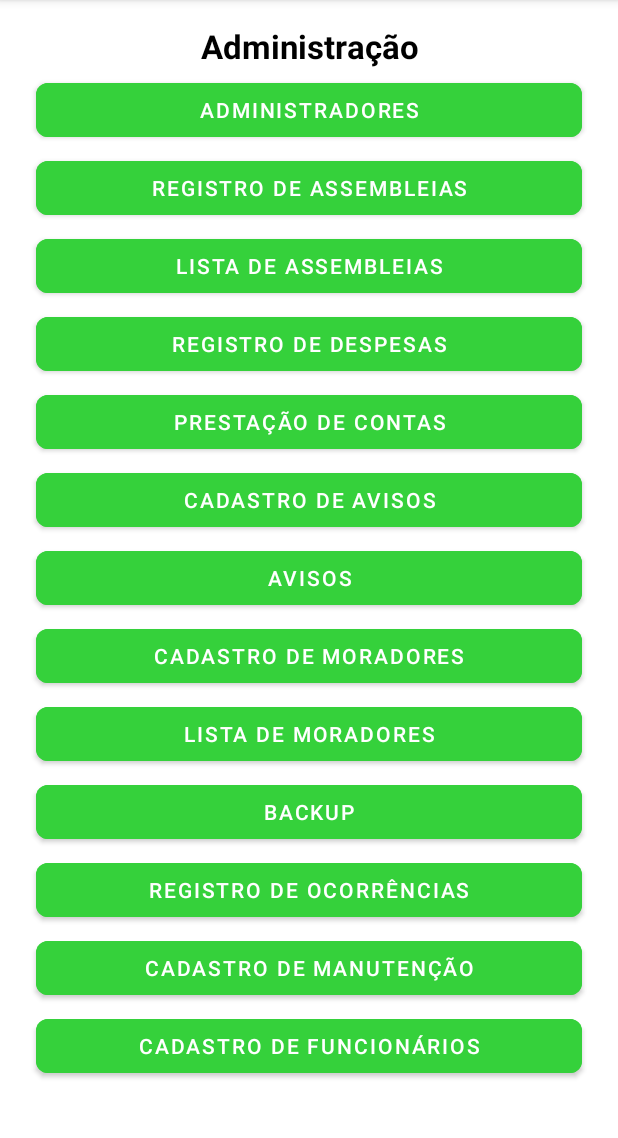
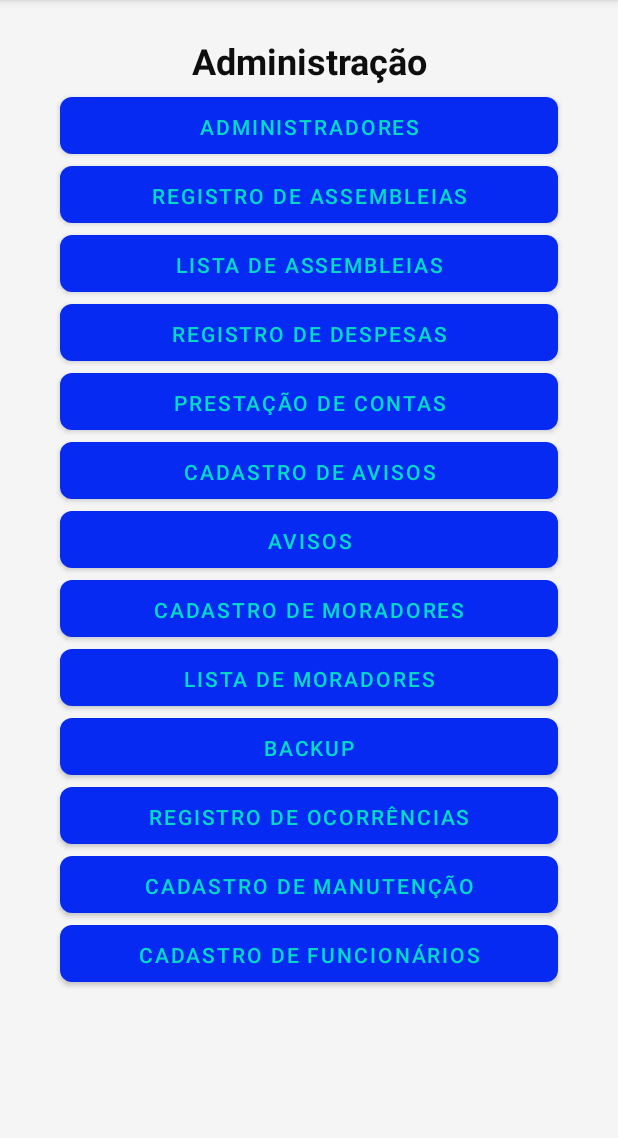
Before and after one commit to Claudecir44/DomusApp, an Android app: the DashBoardActivity screen opened directly, with no data from a screen before it, on a phone screen of 412 x 824 dp, the part 84-1222 px from its top. Run offline under Robolectric (Android 15) with nearby library versions, the phone set to English and light mode, and no system bars; 1 statement that could not run was skipped.

Commit message:
Alteraçoes

```diff
--- a/app/src/main/AndroidManifest.xml
+++ b/app/src/main/AndroidManifest.xml
@@ -121,10 +121,10 @@
             android:exported="false"
             tools:ignore="ExportedService" />
 
-        <!-- Provider para anexos via FileProvider -->
+        <!-- Provider para anexos via FileProvider - CORRIGIDO -->
         <provider
             android:name="androidx.core.content.FileProvider"
-            android:authorities="${applicationId}.fileprovider"
+            android:authorities="${applicationId}.provider"
             android:exported="false"
             android:grantUriPermissions="true">
             <meta-data
--- /dev/null
+++ b/app/src/main/res/drawable/button_background.xml
@@ -0,0 +1,10 @@
+<?xml version="1.0" encoding="utf-8"?>
+<shape xmlns:android="http://schemas.android.com/apk/res/android">
+    <solid android:color="#208ADF" />
+    <corners android:radius="8dp" />
+    <padding
+        android:left="16dp"
+        android:top="8dp"
+        android:right="16dp"
+        android:bottom="8dp" />
+</shape>
--- a/app/src/main/res/layout/activity_dash_board.xml
+++ b/app/src/main/res/layout/activity_dash_board.xml
@@ -5,12 +5,14 @@
     xmlns:tools="http://schemas.android.com/tools"
     android:layout_width="match_parent"
     android:layout_height="match_parent"
-    android:fillViewport="true">
+    android:fillViewport="true"
+    android:background="#F5F5F5">
 
     <androidx.constraintlayout.widget.ConstraintLayout
         android:id="@+id/main"
         android:layout_width="match_parent"
         android:layout_height="wrap_content"
+        android:background="#F5F5F5"
         tools:context=".DashBoardActivity">
 
         <!-- Título centralizado -->
@@ -19,210 +21,237 @@
             android:layout_width="0dp"
             android:layout_height="wrap_content"
             android:text="Administração"
-            android:textSize="22sp"
+            android:textSize="24sp"
             android:textStyle="bold"
-            android:textColor="@android:color/black"
+            android:textColor="#0E0E0E"
             android:gravity="center"
             app:layout_constraintTop_toTopOf="parent"
             app:layout_constraintStart_toStartOf="parent"
             app:layout_constraintEnd_toEndOf="parent"
-            android:layout_marginTop="16dp"
-            android:layout_marginBottom="4dp"/>
+            android:layout_marginTop="24dp"
+            android:layout_marginBottom="16dp"/>
 
         <!-- Botão Administradores -->
         <Button
             android:id="@+id/buttonAdministradores"
             android:layout_width="0dp"
-            android:layout_height="48dp"
-            android:backgroundTint="@color/botaoCameras"
+            android:layout_height="38dp"
+            android:background="@drawable/button_background"
             android:text="Administradores"
             android:textSize="14sp"
+            android:textColor="@color/teal_200"
+            android:textStyle="normal"
             app:layout_constraintTop_toBottomOf="@id/textTitulo"
             app:layout_constraintStart_toStartOf="parent"
             app:layout_constraintEnd_toEndOf="parent"
-            android:layout_marginStart="24dp"
-            android:layout_marginEnd="24dp"
-            android:layout_marginTop="4dp"/>
+            android:layout_marginStart="40dp"
+            android:layout_marginEnd="40dp"
+            android:layout_marginTop="8dp"/>
 
         <!-- Registro de Assembleias -->
         <Button
             android:id="@+id/buttonAssembleias"
             android:layout_width="0dp"
-            android:layout_height="48dp"
-            android:backgroundTint="@color/botaoCameras"
+            android:layout_height="38dp"
+            android:background="@drawable/button_background"
             android:text="Registro de Assembleias"
             android:textSize="14sp"
+            android:textColor="@color/teal_200"
+            android:textStyle="normal"
             app:layout_constraintTop_toBottomOf="@id/buttonAdministradores"
             app:layout_constraintStart_toStartOf="parent"
             app:layout_constraintEnd_toEndOf="parent"
-            android:layout_marginStart="24dp"
-            android:layout_marginEnd="24dp"
-            android:layout_marginTop="4dp"/>
+            android:layout_marginStart="40dp"
+            android:layout_marginEnd="40dp"
+            android:layout_marginTop="8dp"/>
 
         <!-- Lista de Assembleias -->
         <Button
             android:id="@+id/buttonListaAssembleias"
             android:layout_width="0dp"
-            android:layout_height="48dp"
-            android:backgroundTint="@color/botaoCameras"
+            android:layout_height="38dp"
+            android:background="@drawable/button_background"
             android:text="Lista de Assembleias"
             android:textSize="14sp"
+            android:textColor="@color/teal_200"
+            android:textStyle="normal"
             app:layout_constraintTop_toBottomOf="@id/buttonAssembleias"
             app:layout_constraintStart_toStartOf="parent"
             app:layout_constraintEnd_toEndOf="parent"
-            android:layout_marginStart="24dp"
-            android:layout_marginEnd="24dp"
-            android:layout_marginTop="4dp"/>
+            android:layout_marginStart="40dp"
+            android:layout_marginEnd="40dp"
+            android:layout_marginTop="8dp"/>
 
         <!-- Registro de Despesas -->
         <Button
             android:id="@+id/buttonDespesas"
             android:layout_width="0dp"
-            android:layout_height="48dp"
-            android:backgroundTint="@color/botaoCameras"
+            android:layout_height="38dp"
+            android:background="@drawable/button_background"
             android:text="Registro de Despesas"
             android:textSize="14sp"
+            android:textColor="@color/teal_200"
+            android:textStyle="normal"
             app:layout_constraintTop_toBottomOf="@id/buttonListaAssembleias"
             app:layout_constraintStart_toStartOf="parent"
             app:layout_constraintEnd_toEndOf="parent"
-            android:layout_marginStart="24dp"
-            android:layout_marginEnd="24dp"
-            android:layout_marginTop="4dp"/>
+            android:layout_marginStart="40dp"
+            android:layout_marginEnd="40dp"
+            android:layout_marginTop="8dp"/>
 
         <!-- Lista de Despesas -->
         <Button
             android:id="@+id/buttonListaDespesas"
             android:layout_width="0dp"
-            android:layout_height="48dp"
-            android:backgroundTint="@color/botaoCameras"
+            android:layout_height="38dp"
+            android:background="@drawable/button_background"
             android:text="Prestação de Contas"
             android:textSize="14sp"
+            android:textColor="@color/teal_200"
+            android:textStyle="normal"
             app:layout_constraintTop_toBottomOf="@id/buttonDespesas"
             app:layout_constraintStart_toStartOf="parent"
             app:layout_constraintEnd_toEndOf="parent"
-            android:layout_marginStart="24dp"
-            android:layout_marginEnd="24dp"
-            android:layout_marginTop="4dp"/>
+            android:layout_marginStart="40dp"
+            android:layout_marginEnd="40dp"
+            android:layout_marginTop="8dp"/>
 
         <!-- Avisos -->
         <Button
             android:id="@+id/buttonAvisos"
             android:layout_width="0dp"
-            android:layout_height="48dp"
+            android:layout_height="38dp"
             android:text="Cadastro de Avisos"
             android:textSize="14sp"
-            android:backgroundTint="@color/botaoCameras"
+            android:background="@drawable/button_background"
+            android:textColor="@color/teal_200"
+            android:textStyle="normal"
             app:layout_constraintTop_toBottomOf="@id/buttonListaDespesas"
             app:layout_constraintStart_toStartOf="parent"
             app:layout_constraintEnd_toEndOf="parent"
-            android:layout_marginStart="24dp"
-            android:layout_marginEnd="24dp"
-            android:layout_marginTop="4dp"/>
+            android:layout_marginStart="40dp"
+            android:layout_marginEnd="40dp"
+            android:layout_marginTop="8dp"/>
 
         <!-- Lista de Avisos -->
         <Button
             android:id="@+id/buttonListaAvisos"
             android:layout_width="0dp"
-            android:layout_height="48dp"
-            android:backgroundTint="@color/botaoCameras"
+            android:layout_height="38dp"
+            android:background="@drawable/button_background"
             android:text="Avisos"
             android:textSize="14sp"
+            android:textColor="@color/teal_200"
+            android:textStyle="normal"
             app:layout_constraintTop_toBottomOf="@id/buttonAvisos"
             app:layout_constraintStart_toStartOf="parent"
             app:layout_constraintEnd_toEndOf="parent"
-            android:layout_marginStart="24dp"
-            android:layout_marginEnd="24dp"
-            android:layout_marginTop="4dp"/>
+            android:layout_marginStart="40dp"
+            android:layout_marginEnd="40dp"
+            android:layout_marginTop="8dp"/>
 
         <!-- Cadastro de Moradores -->
         <Button
             android:id="@+id/buttonCadastroMoradores"
             android:layout_width="0dp"
-            android:layout_height="48dp"
+            android:layout_height="38dp"
             android:text="Cadastro de Moradores"
             android:textSize="14sp"
-            android:backgroundTint="@color/botaoCameras"
+            android:background="@drawable/button_background"
+            android:textColor="@color/teal_200"
+            android:textStyle="normal"
             app:layout_constraintTop_toBottomOf="@id/buttonListaAvisos"
             app:layout_constraintStart_toStartOf="parent"
             app:layout_constraintEnd_toEndOf="parent"
-            android:layout_marginStart="24dp"
-            android:layout_marginEnd="24dp"
-            android:layout_marginTop="4dp"/>
+            android:layout_marginStart="40dp"
+            android:layout_marginEnd="40dp"
+            android:layout_marginTop="8dp"/>
 
         <!-- Lista de Moradores -->
         <Button
             android:id="@+id/buttonListaMoradores"
             android:layout_width="0dp"
-            android:layout_height="48dp"
+            android:layout_height="38dp"
             android:text="Lista de Moradores"
             android:textSize="14sp"
-            android:backgroundTint="@color/botaoCameras"
+            android:background="@drawable/button_background"
+            android:textColor="@color/teal_200"
+            android:textStyle="normal"
             app:layout_constraintTop_toBottomOf="@id/buttonCadastroMoradores"
             app:layout_constraintStart_toStartOf="parent"
             app:layout_constraintEnd_toEndOf="parent"
-            android:layout_marginStart="24dp"
-            android:layout_marginEnd="24dp"
-            android:layout_marginTop="4dp"/>
+            android:layout_marginStart="40dp"
+            android:layout_marginEnd="40dp"
+            android:layout_marginTop="8dp"/>
 
         <!-- Backup -->
         <Button
             android:id="@+id/buttonBackup"
             android:layout_width="0dp"
-            android:layout_height="48dp"
+            android:layout_height="38dp"
             android:text="Backup"
             android:textSize="14sp"
-            android:backgroundTint="@color/botaoCameras"
+            android:background="@drawable/button_background"
+            android:textColor="@color/teal_200"
+            android:textStyle="normal"
             app:layout_constraintTop_toBottomOf="@id/buttonListaMoradores"
             app:layout_constraintStart_toStartOf="parent"
             app:layout_constraintEnd_toEndOf="parent"
-            android:layout_marginStart="24dp"
-            android:layout_marginEnd="24dp"
-            android:layout_marginTop="4dp"/>
+            android:layout_marginStart="40dp"
+            android:layout_marginEnd="40dp"
+            android:layout_marginTop="8dp"/>
 
         <!-- Registro de Ocorrências -->
         <Button
             android:id="@+id/buttonRegistroOcorrencias"
             android:layout_width="0dp"
-            android:layout_height="48dp"
+            android:layout_height="38dp"
             android:text="Registro de Ocorrências"
             android:textSize="14sp"
-            android:backgroundTint="@color/botaoCameras"
+            android:background="@drawable/button_background"
+            android:textColor="@color/teal_200"
+            android:textStyle="normal"
             app:layout_constraintTop_toBottomOf="@id/buttonBackup"
             app:layout_constraintStart_toStartOf="parent"
             app:layout_constraintEnd_toEndOf="parent"
-            android:layout_marginStart="24dp"
-            android:layout_marginEnd="24dp"
-            android:layout_marginTop="4dp"/>
+            android:layout_marginStart="40dp"
+            android:layout_marginEnd="40dp"
+            android:layout_marginTop="8dp"/>
 
         <!-- Cadastro de Manutenção -->
         <Button
             android:id="@+id/buttonManutencao"
             android:layout_width="0dp"
-            android:layout_height="48dp"
+            android:layout_height="38dp"
             android:text="Cadastro de Manutenção"
             android:textSize="14sp"
-            android:backgroundTint="@color/botaoCameras"
+            android:background="@drawable/button_background"
+            android:textColor="@color/teal_200"
+            android:textStyle="normal"
             app:layout_constraintTop_toBottomOf="@id/buttonRegistroOcorrencias"
             app:layout_constraintStart_toStartOf="parent"
             app:layout_constraintEnd_toEndOf="parent"
-            android:layout_marginStart="24dp"
-            android:layout_marginEnd="24dp"
-            android:layout_marginTop="4dp"/>
+            android:layout_marginStart="40dp"
+            android:layout_marginEnd="40dp"
+            android:layout_marginTop="8dp"/>
 
         <!-- Funcionários -->
         <Button
             android:id="@+id/buttonFuncionarios"
             android:layout_width="0dp"
-            android:layout_height="48dp"
+            android:layout_height="38dp"
             android:text="Cadastro de Funcionários"
             android:textSize="14sp"
-            android:backgroundTint="@color/botaoCameras"
+            android:background="@drawable/button_background"
+            android:textColor="@color/teal_200"
+            android:textStyle="normal"
             app:layout_constraintTop_toBottomOf="@id/buttonManutencao"
             app:layout_constraintStart_toStartOf="parent"
             app:layout_constraintEnd_toEndOf="parent"
-            android:layout_marginStart="24dp"
-            android:layout_marginEnd="24dp"
-            android:layout_marginTop="4dp"/>
+            android:layout_marginStart="40dp"
+            android:layout_marginEnd="40dp"
+            android:layout_marginTop="8dp"
+            android:layout_marginBottom="24dp"/>
 
     </androidx.constraintlayout.widget.ConstraintLayout>
 </ScrollView>
```
Also changed, not shown: app/src/main/java/com/example/domus/Admin.kt (deleted, +0 -14 lines), app/src/main/java/com/example/domus/DomusApplication.kt (deleted, +0 -14 lines), app/src/main/java/com/example/domus/ListaAvisosActivity.java (+79 -63 lines), app/src/main/java/com/example/domus/MainActivity.java (+17 -0 lines), app/src/main/java/com/example/domus/NetworkManager.kt (deleted, +0 -27 lines), app/src/main/res/drawable/edittext_background.xml (added, +13 -0 lines), app/src/main/res/layout/activity_login_admin.xml (+59 -28 lines).
